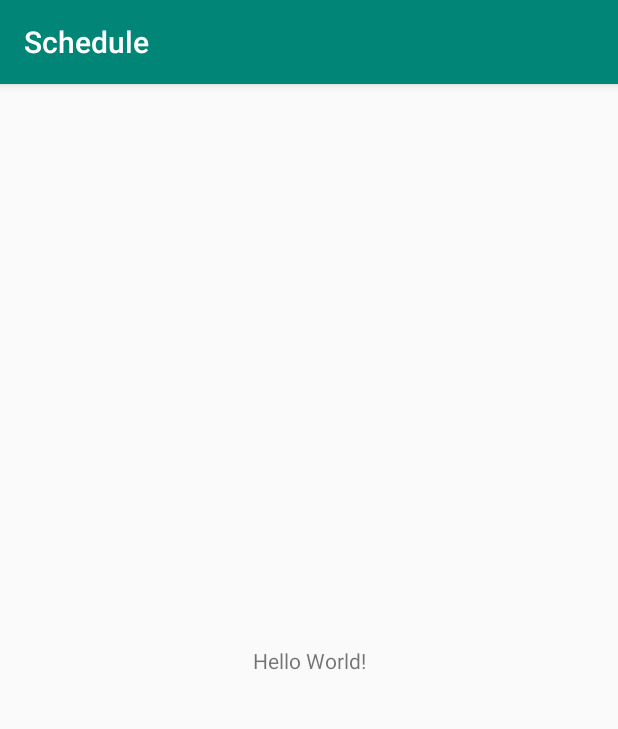
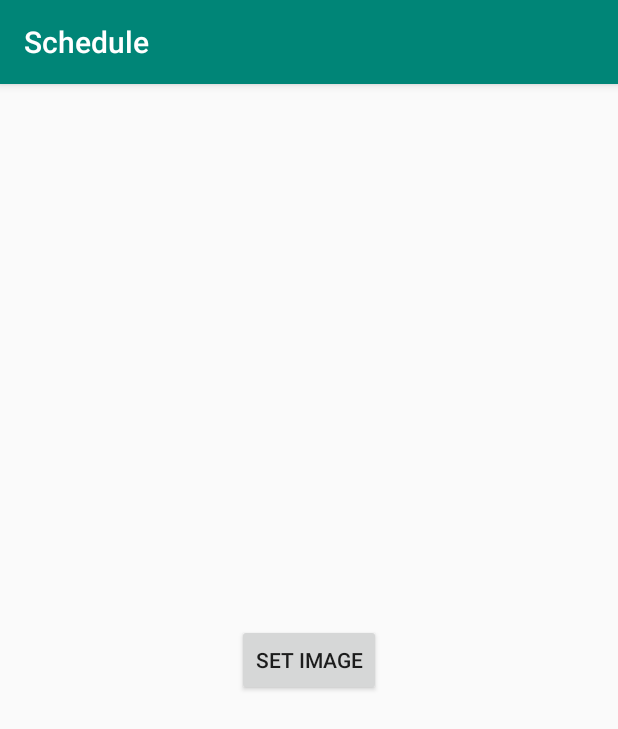
Before and after one commit to sangmain/JajuBwa, an Android app: the screen it shows after launch (MainActivity), on a phone screen of 412 x 824 dp. Shown: the top 729 px of the screen. Run offline under Robolectric (Android 15) with nearby library versions, the phone set to English and light mode, and no system bars.

Commit message:
added two objects (button, ImageView) to layout to select image to show image

```diff
--- a/app/src/main/res/layout/activity_main.xml
+++ b/app/src/main/res/layout/activity_main.xml
@@ -6,13 +6,25 @@
     android:layout_height="match_parent"
     tools:context=".MainActivity">
 
-    <TextView
+
+    <Button
+        android:id="@+id/set_image_button"
         android:layout_width="wrap_content"
         android:layout_height="wrap_content"
-        android:text="Hello World!"
+        android:text="set image"
         app:layout_constraintBottom_toBottomOf="parent"
         app:layout_constraintLeft_toLeftOf="parent"
         app:layout_constraintRight_toRightOf="parent"
         app:layout_constraintTop_toTopOf="parent" />
 
+    <ImageView
+        android:id="@+id/current_image"
+        android:layout_width="331dp"
+        android:layout_height="180dp"
+        app:layout_constraintBottom_toBottomOf="parent"
+        app:layout_constraintLeft_toLeftOf="parent"
+        app:layout_constraintRight_toRightOf="parent"
+        app:layout_constraintTop_toTopOf="parent"
+        app:layout_constraintVertical_bias="0.264" />
+
 </androidx.constraintlayout.widget.ConstraintLayout>
```
